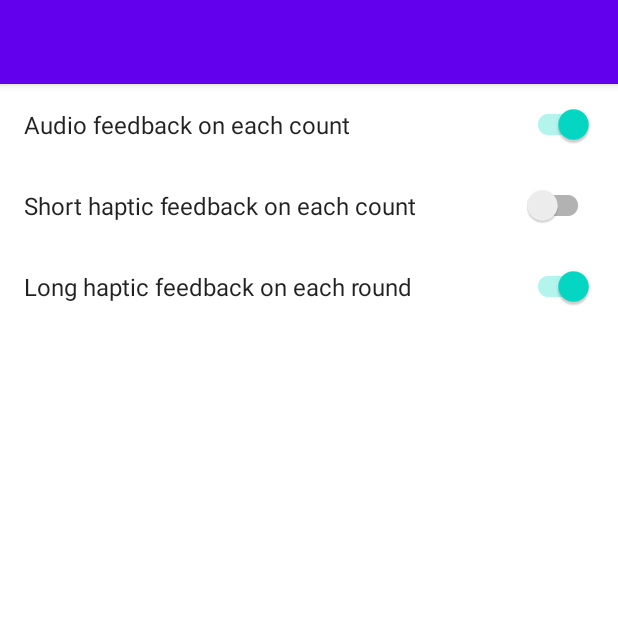
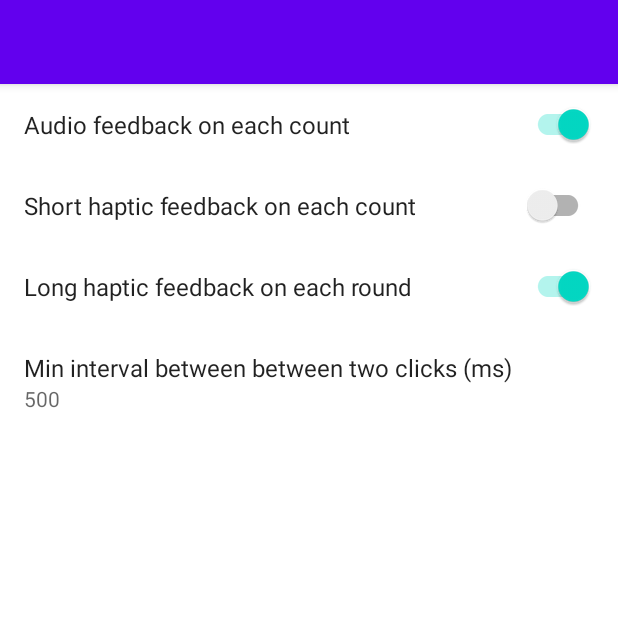
Before and after one commit to sudopk/Counter, an Android app built with Jetpack Compose: the fragment SettingsFragment shown on its own in the app's theme, on a phone screen of 412 x 824 dp, the top half of it. Run offline under Robolectric (Android 15) with nearby library versions, the phone set to English and light mode, and no system bars; our stand-ins replace androidx.preference.

Commit message:
Add interval between clicks

```diff
--- a/app/build.gradle.kts
+++ b/app/build.gradle.kts
@@ -3,7 +3,7 @@ plugins {
   id("kotlin-android")
 }
 
-val composeVersion = "1.0.0-beta07"
+val composeVersion = "1.0.0-beta08"
 
 android {
   compileSdk = 30
@@ -51,7 +51,7 @@ dependencies {
   implementation("androidx.compose.material:material:$composeVersion")
   implementation("androidx.compose.ui:ui-tooling:$composeVersion")
   implementation("androidx.lifecycle:lifecycle-runtime-ktx:2.3.1")
-  implementation("androidx.activity:activity-compose:1.3.0-alpha08")
+  implementation("androidx.activity:activity-compose:1.3.0-beta01")
   implementation("com.github.sudopk:KAndroid:1.1.2")
 
   testImplementation("junit:junit:4.13.2")
--- a/app/src/main/res/xml/preferences.xml
+++ b/app/src/main/res/xml/preferences.xml
@@ -21,4 +21,12 @@
       app:iconSpaceReserved="false"
       app:title="Long haptic feedback on each round" />
 
+  <EditTextPreference
+      app:key="min_click_interval_ms"
+      app:singleLineTitle="false"
+      app:defaultValue="500"
+      app:iconSpaceReserved="false"
+      app:useSimpleSummaryProvider="true"
+      app:title="Min interval between between two clicks (ms)" />
+
 </PreferenceScreen>
```
Also changed, not shown: app/src/main/java/com/sudopk/counter/CounterMainActivity.kt (+18 -4 lines), build.gradle.kts (+5 -2 lines), gradle/wrapper/gradle-wrapper.properties.
